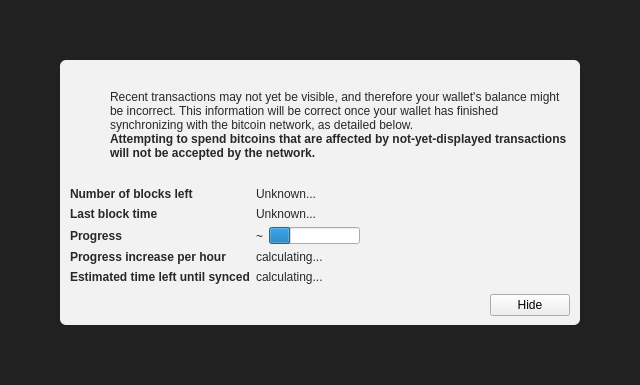
First picture: the form in src/qt/forms/modaloverlay.ui, repository danigarcia3k/Sikacoin, before the edit.
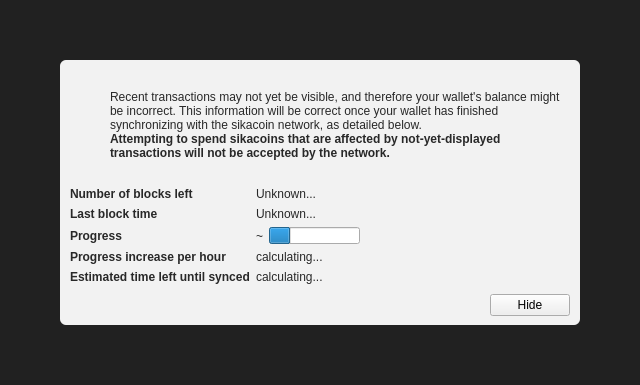
Second picture: the form after the edit. Icons and pictures are not drawn. Custom widgets are drawn as their Qt base class.

Commit message: rename bitcoin into sikacoin occurences

```diff
--- a/src/qt/forms/modaloverlay.ui
+++ b/src/qt/forms/modaloverlay.ui
@@ -130,7 +130,7 @@
              <item>
               <widget class="QLabel" name="infoText">
                <property name="text">
-                <string>Recent transactions may not yet be visible, and therefore your wallet's balance might be incorrect. This information will be correct once your wallet has finished synchronizing with the bitcoin network, as detailed below.</string>
+                <string>Recent transactions may not yet be visible, and therefore your wallet's balance might be incorrect. This information will be correct once your wallet has finished synchronizing with the sikacoin network, as detailed below.</string>
                </property>
                <property name="textFormat">
                 <enum>Qt::RichText</enum>
@@ -149,7 +149,7 @@
                 </font>
                </property>
                <property name="text">
-                <string>Attempting to spend bitcoins that are affected by not-yet-displayed transactions will not be accepted by the network.</string>
+                <string>Attempting to spend sikacoins that are affected by not-yet-displayed transactions will not be accepted by the network.</string>
                </property>
                <property name="textFormat">
                 <enum>Qt::RichText</enum>
```
The commit also changes 1082 other files.
